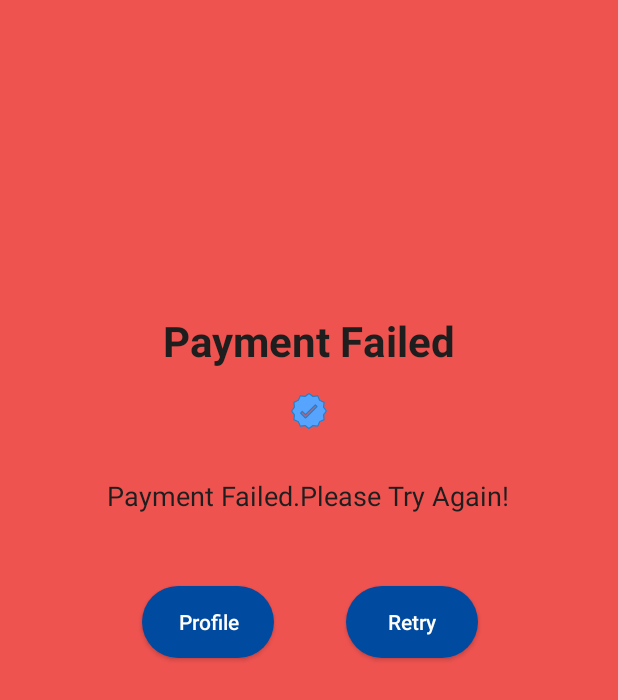
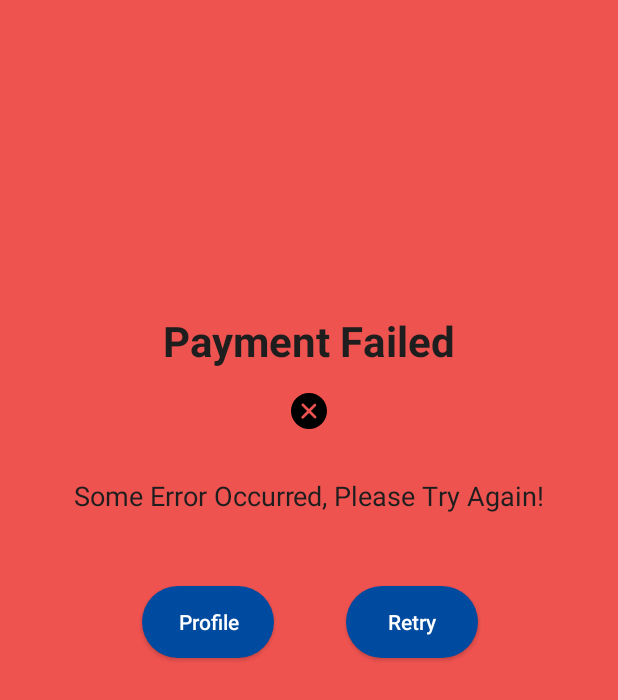
Before and after one commit to Phantom586/RadiateLabs, an Android app: the PaymentFailed screen opened directly, with no data from a screen before it, on a phone screen of 412 x 824 dp. Shown: the top 700 px of the screen. Run offline under Robolectric (Android 15) with nearby library versions, the phone set to English and light mode, and no system bars.

```diff
--- a/NoQ_1/app/build.gradle
+++ b/NoQ_1/app/build.gradle
@@ -20,8 +20,8 @@ android {
         applicationId "com.younoq.noq"
         minSdkVersion 23
         targetSdkVersion 29
-        versionCode 2
-        versionName "1.1"
+        versionCode 3
+        versionName "1.1.1"
         testInstrumentationRunner "androidx.test.runner.AndroidJUnitRunner"
     }
     buildTypes {
@@ -62,7 +62,7 @@ dependencies {
 
     implementation 'androidx.cardview:cardview:1.0.0'
 
-    implementation('com.paytm:pgplussdk:1.4.3') {
+    implementation('com.paytm:pgplussdk:1.3.3') {
         transitive = true
     }
 
--- /dev/null
+++ b/NoQ_1/app/src/main/res/drawable/ic_error.xml
@@ -0,0 +1,9 @@
+<vector xmlns:android="http://schemas.android.com/apk/res/android"
+    android:width="51.976dp"
+    android:height="51.976dp"
+    android:viewportWidth="51.976"
+    android:viewportHeight="51.976">
+  <path
+      android:fillColor="#FF000000"
+      android:pathData="M44.373,7.603c-10.137,-10.137 -26.632,-10.138 -36.77,0c-10.138,10.138 -10.137,26.632 0,36.77s26.632,10.138 36.77,0C54.51,34.235 54.51,17.74 44.373,7.603zM36.241,36.241c-0.781,0.781 -2.047,0.781 -2.828,0l-7.425,-7.425l-7.778,7.778c-0.781,0.781 -2.047,0.781 -2.828,0c-0.781,-0.781 -0.781,-2.047 0,-2.828l7.778,-7.778l-7.425,-7.425c-0.781,-0.781 -0.781,-2.048 0,-2.828c0.781,-0.781 2.047,-0.781 2.828,0l7.425,7.425l7.071,-7.071c0.781,-0.781 2.047,-0.781 2.828,0c0.781,0.781 0.781,2.047 0,2.828l-7.071,7.071l7.425,7.425C37.022,34.194 37.022,35.46 36.241,36.241z"/>
+</vector>
--- a/NoQ_1/app/src/main/res/layout/activity_payment_failed.xml
+++ b/NoQ_1/app/src/main/res/layout/activity_payment_failed.xml
@@ -24,15 +24,17 @@
 
     <ImageView
         android:id="@+id/image"
-        android:layout_width="wrap_content"
-        android:layout_height="wrap_content"
+        android:layout_width="24dp"
+        android:layout_height="24dp"
         android:layout_marginStart="194dp"
         android:layout_marginTop="16dp"
         android:layout_marginEnd="194dp"
-        android:background="@drawable/ic_correct_2"
+        android:layout_marginBottom="32dp"
+        android:background="@drawable/ic_error"
         android:contentDescription="@string/img_desc"
+        app:layout_constraintBottom_toTopOf="@+id/tv_ref_succ"
         app:layout_constraintEnd_toEndOf="parent"
-        app:layout_constraintHorizontal_bias="1.0"
+        app:layout_constraintHorizontal_bias="0.517"
         app:layout_constraintStart_toStartOf="parent"
         app:layout_constraintTop_toBottomOf="@+id/tv_succ" />
 
@@ -62,7 +64,7 @@
         android:text="@string/pf_retry"
         android:textAllCaps="false"
         android:textColor="#FFF"
-        android:onClick="Go_to_BarcodeScanner"
+        android:onClick="Go_to_Cart"
         app:layout_constraintEnd_toEndOf="parent"
         app:layout_constraintStart_toEndOf="@+id/btn"
         app:layout_constraintTop_toBottomOf="@+id/tv_ref_succ" />
--- a/NoQ_1/app/src/main/res/values/strings.xml
+++ b/NoQ_1/app/src/main/res/values/strings.xml
@@ -145,7 +145,7 @@
     <string name="ps_school">You\'ve Successfully Paid your Dues.</string>
     <string name="ps_scan">Continue</string>
     <string name="ps_profile">Profile</string>
-    <string name="pf_desc">Payment Failed.Please Try Again!</string>
+    <string name="pf_desc">Some Error Occurred, Please Try Again!</string>
     <string name="pf_retry">Retry</string>
 
 </resources>
```
Also changed, not shown: NoQ_1/app/src/main/java/com/younoq/noq/BackgroundWorker.java (+10 -0 lines), NoQ_1/app/src/main/java/com/younoq/noq/CartActivity.java (+15 -7 lines), NoQ_1/app/src/main/java/com/younoq/noq/PConstants.java (+6 -6 lines), NoQ_1/app/src/main/java/com/younoq/noq/PaymentFailed.java (+22 -5 lines), NoQ_1/app/src/main/java/com/younoq/noq/SaveInfoLocally.java (+16 -0 lines), NoQ_1/app/src/main/java/com/younoq/noq/ShopDetails.java (+11 -2 lines).
